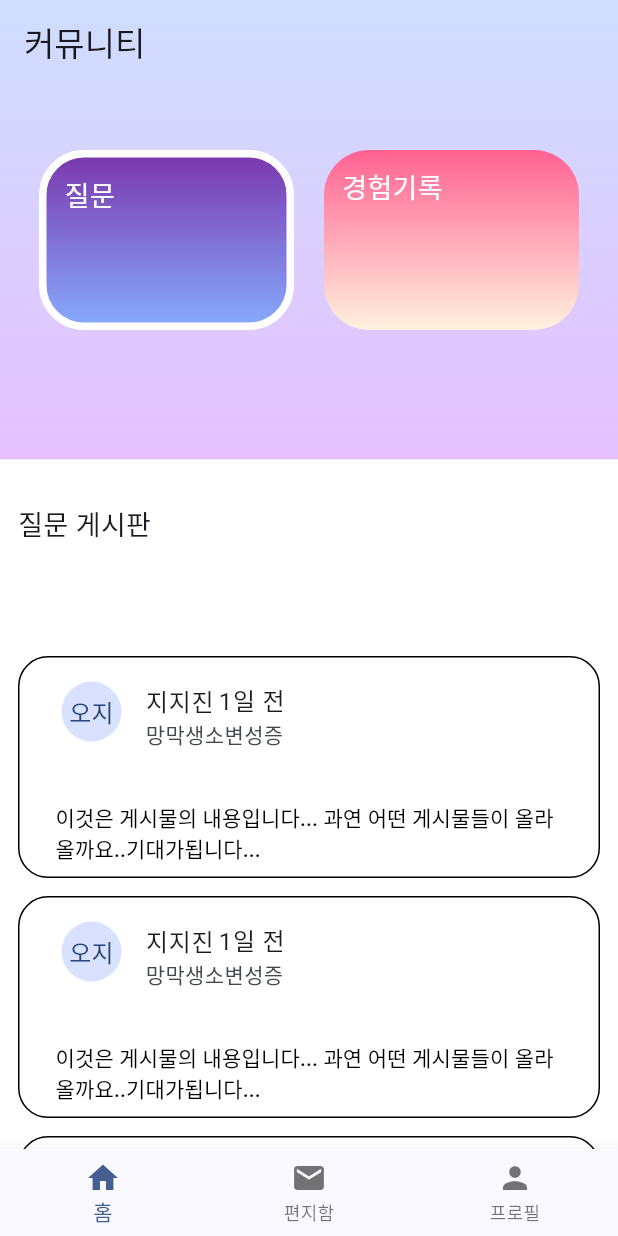
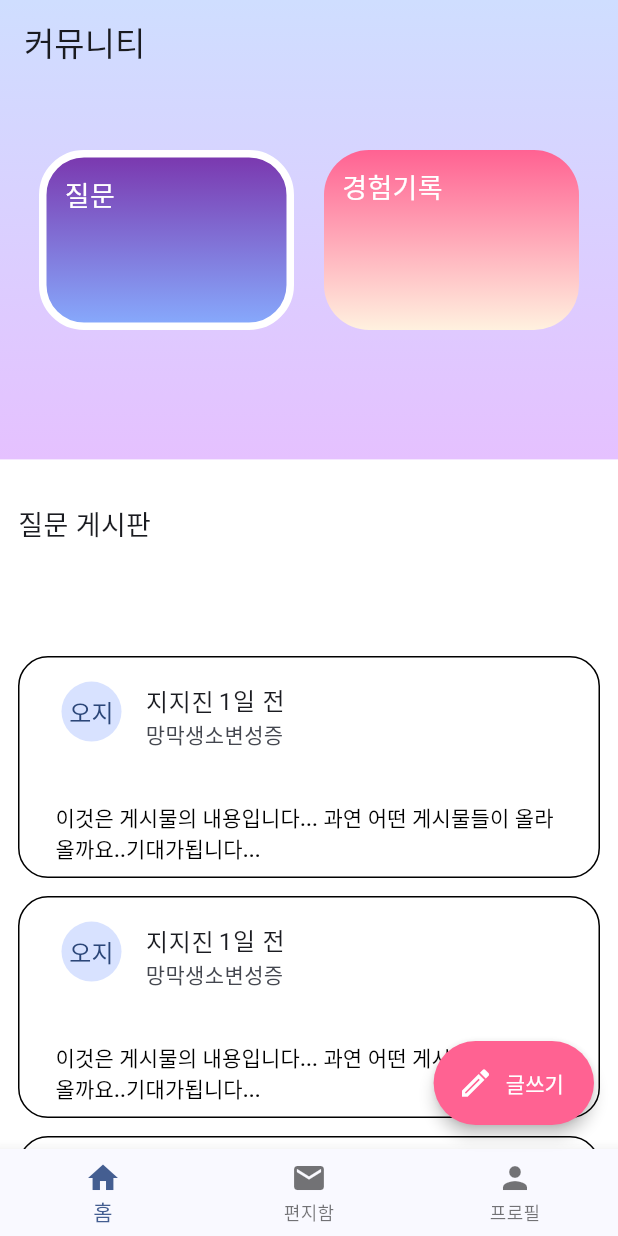
Before and after one commit to UniBond-jijijin/UniBond-flutter, a Flutter app: the screen it shows after launch, on a phone screen of 412 x 824 dp. Run offline on Flutter 3.47's test engine with Material 2 defaults, Android fonts, the phone set to English and light mode, and no system bars; our stand-ins replace get, validators.

Commit message:
#4 Feat: 게시물 작성화면 세팅
- Feat: Home floatingActionButton 생성
- Design: contentColorPink 색상 사용

```diff
--- a/unibond/lib/resources/app_colors.dart
+++ b/unibond/lib/resources/app_colors.dart
@@ -19,7 +19,7 @@ class AppColors {
   static const Color contentColorOrange = Color(0xFFFF8080);
   static const Color contentColorGreen = Color(0xFF3BD79D);
   static const Color contentColorPurple = Color.fromARGB(255, 122, 69, 214);
-  static const Color contentColorPink = Color(0xFFFF3AF2);
+  static const Color contentColorPink = Color(0xFFFF6292);
   static const Color contentColorRed = Color(0xFFE80054);
   static const Color contentColorLightBlue = Color(0xFF7091CF);
 }
--- a/unibond/lib/screens/home_screen.dart
+++ b/unibond/lib/screens/home_screen.dart
@@ -1,6 +1,8 @@
 import 'package:flutter/material.dart';
 import 'package:get/get.dart';
+import 'package:unibond/resources/app_colors.dart';
 import 'package:unibond/screens/community/post_detail_screen.dart';
+import 'package:unibond/screens/community/post_write_screen.dart';
 import 'package:unibond/screens/letter/letter_box_screen.dart';
 import 'package:unibond/screens/user/profile_screen.dart';
 import 'package:unibond/widgets/navigator.dart';
@@ -160,6 +162,17 @@ class HomeScreen extends StatelessWidget {
           }
         },
       ),
+      floatingActionButton: FloatingActionButton.extended(
+        onPressed: () {
+          Get.to(() => const WriteScreen());
+        },
+        elevation: 4,
+        label: const Text('글쓰기'),
+        icon: const Icon(Icons.mode_edit_outlined),
+        shape: RoundedRectangleBorder(borderRadius: BorderRadius.circular(30)),
+        foregroundColor: Colors.white,
+        backgroundColor: AppColors.contentColorPink,
+      ),
     );
   }
 }
```
Also changed, not shown: unibond/lib/screens/community/post_write_screen.dart (added, +22 -0 lines).
